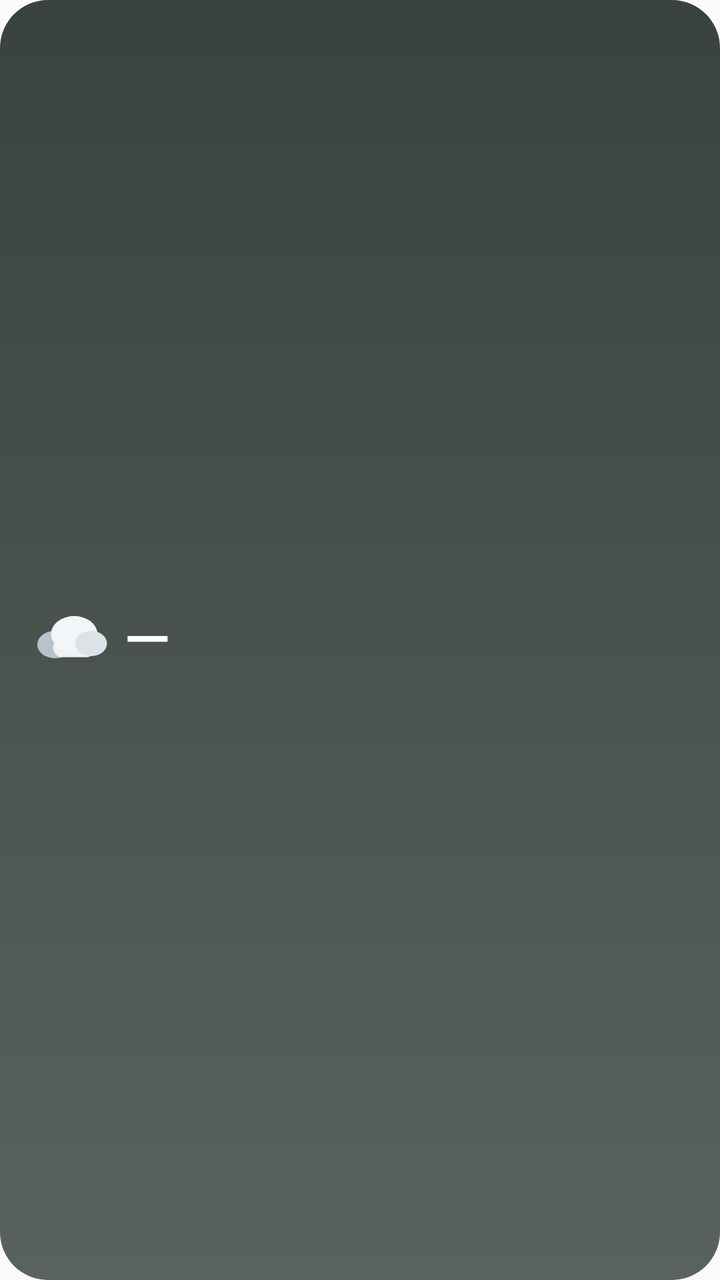
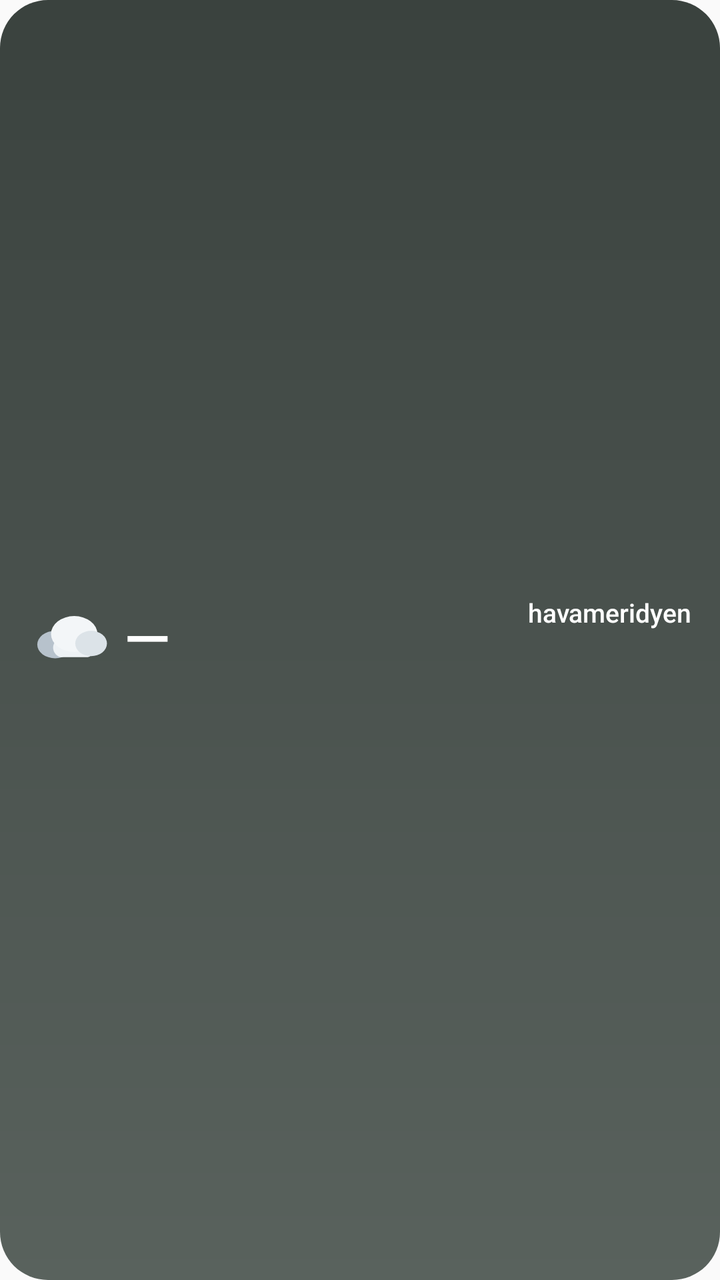

Screens rendered from an Android XML layout before and after an edit, with the pre-edit source and the edit as a unified diff.
<!-- AndroidManifest.xml: application theme AppTheme -->
<!-- res/layout/hm_widget_ince.xml -->
<?xml version="1.0" encoding="utf-8"?>
<LinearLayout xmlns:android="http://schemas.android.com/apk/res/android"
    android:id="@+id/w_root"
    android:layout_width="match_parent"
    android:layout_height="match_parent"
    android:background="@drawable/wsky_nodata"
    android:orientation="horizontal"
    android:paddingStart="16dp"
    android:paddingTop="8dp"
    android:paddingEnd="14dp"
    android:paddingBottom="8dp"
    android:gravity="center_vertical">

    <ImageView
        android:id="@+id/w_icon"
        android:layout_width="38dp"
        android:layout_height="38dp"
        android:importantForAccessibility="no"
        android:scaleType="fitCenter"
        android:src="@drawable/wx_cloud" />

    <TextView
        android:id="@+id/w_temp"
        android:layout_width="wrap_content"
        android:layout_height="wrap_content"
        android:layout_marginStart="8dp"
        android:fontFamily="sans-serif-medium"
        android:includeFontPadding="false"
        android:maxLines="1"
        android:text="—"
        android:textColor="@color/hm_w_text"
        android:textSize="30dp" />

    <LinearLayout
        android:layout_width="0dp"
        android:layout_height="wrap_content"
        android:layout_marginStart="10dp"
        android:layout_weight="1"
        android:orientation="vertical">

        <LinearLayout
            android:layout_width="match_parent"
            android:layout_height="wrap_content"
            android:gravity="center_vertical"
            android:orientation="horizontal">

            <TextView
                android:id="@+id/w_cond"
                android:layout_width="0dp"
                android:layout_weight="1"
                android:layout_height="wrap_content"
                android:ellipsize="end"
                android:fontFamily="sans-serif-medium"
                android:maxLines="1"
                android:textColor="@color/hm_w_text"
                android:textSize="13dp" />

            <TextView
                android:id="@+id/w_p"
                android:layout_width="wrap_content"
                android:layout_height="wrap_content"
                android:layout_marginStart="6dp"
                android:fontFamily="sans-serif-medium"
                android:maxLines="1"
                android:textColor="@color/hm_w_rain"
                android:textSize="11dp" />
        </LinearLayout>

        <TextView
            android:id="@+id/w_minmax"
            android:layout_width="match_parent"
            android:layout_height="wrap_content"
            android:ellipsize="end"
            android:maxLines="1"
            android:textColor="@color/hm_w_soft"
            android:textSize="12dp" />
    </LinearLayout>

    <ImageView
        android:id="@+id/w_dot"
        android:layout_width="7dp"
        android:layout_height="7dp"
        android:importantForAccessibility="no"
        android:src="@drawable/w_dot"
        android:layout_marginStart="8dp"
    android:visibility="gone" />

    <TextView
        android:id="@+id/w_agree"
        android:layout_width="wrap_content"
        android:layout_height="wrap_content"
        android:layout_marginStart="4dp"
        android:maxLines="1"
        android:textColor="@color/hm_w_soft"
        android:textSize="11dp" />
</LinearLayout>
<!-- resources referenced by this layout -->
<resources>
  <color name="hm_w_rain">#FFE0EEFF</color>
  <color name="hm_w_soft">#D9FFFFFF</color>
  <color name="hm_w_text">#FFFFFFFF</color>
  <!-- drawable w_dot (drawable) -->
  <?xml version="1.0" encoding="utf-8"?>
  <shape xmlns:android="http://schemas.android.com/apk/res/android"
      android:shape="oval">
      <solid android:color="#FFFFFFFF" />
      <size
          android:width="7dp"
          android:height="7dp" />
  </shape>
  <!-- drawable wsky_nodata (drawable) -->
  <?xml version="1.0" encoding="utf-8"?>
  <shape xmlns:android="http://schemas.android.com/apk/res/android"
      android:shape="rectangle">
      <corners android:radius="@dimen/hm_widget_radius" />
      <gradient
          android:angle="270"
          android:startColor="#3A423E"
          android:centerColor="#4A524E"
          android:endColor="#59625D"
          android:type="linear" />
  </shape>
  <!-- drawable wx_cloud (drawable) -->
  <?xml version="1.0" encoding="utf-8"?>
  <vector xmlns:android="http://schemas.android.com/apk/res/android"
      android:width="36dp"
      android:height="30dp"
      android:viewportWidth="36"
      android:viewportHeight="30">
      <group
          android:translateX="-4"
          android:translateY="-2">
          <path
              android:fillColor="#B7C2CC"
              android:pathData="M6.5,19 a8.5,6.5 0 1,0 17,0 a8.5,6.5 0 1,0 -17,0 Z" />
          <path
              android:fillColor="#EEF2F5"
              android:pathData="M18.5,16 h11 a4.5,4.5 0 0,1 4.5,4.5 v0 a4.5,4.5 0 0,1 -4.5,4.5 h-11 a4.5,4.5 0 0,1 -4.5,-4.5 v0 a4.5,4.5 0 0,1 4.5,-4.5 Z" />
          <path
              android:fillColor="#F3F6F8"
              android:pathData="M13,14 a11,8.5 0 1,0 22,0 a11,8.5 0 1,0 -22,0 Z" />
          <path
              android:fillColor="#DCE3E8"
              android:pathData="M24.5,18.5 a7.5,6 0 1,0 15,0 a7.5,6 0 1,0 -15,0 Z" />
      </group>
  </vector>
  <style name="AppTheme" parent="Theme.AppCompat.Light.DarkActionBar">
          
          <item name="colorPrimary">@color/colorPrimary</item>
          <item name="colorPrimaryDark">@color/colorPrimaryDark</item>
          <item name="colorAccent">@color/colorAccent</item>
      </style>
  <dimen name="hm_widget_radius">24dp</dimen>
</resources>

<!-- the commit's change to res/layout/hm_widget_ince.xml (unified diff, before → after) -->
@@ -4,12 +4,12 @@
     android:layout_width="match_parent"
     android:layout_height="match_parent"
     android:background="@drawable/wsky_nodata"
+    android:gravity="center_vertical"
     android:orientation="horizontal"
     android:paddingStart="16dp"
     android:paddingTop="8dp"
     android:paddingEnd="14dp"
-    android:paddingBottom="8dp"
-    android:gravity="center_vertical">
+    android:paddingBottom="8dp">
 
     <ImageView
         android:id="@+id/w_icon"
@@ -34,8 +34,8 @@
     <LinearLayout
         android:layout_width="0dp"
         android:layout_height="wrap_content"
+        android:layout_weight="1"
         android:layout_marginStart="10dp"
-        android:layout_weight="1"
         android:orientation="vertical">
 
         <LinearLayout
@@ -47,10 +47,11 @@
             <TextView
                 android:id="@+id/w_cond"
                 android:layout_width="0dp"
+                android:layout_height="wrap_content"
                 android:layout_weight="1"
-                android:layout_height="wrap_content"
                 android:ellipsize="end"
                 android:fontFamily="sans-serif-medium"
+                android:includeFontPadding="false"
                 android:maxLines="1"
                 android:textColor="@color/hm_w_text"
                 android:textSize="13dp" />
@@ -61,6 +62,7 @@
                 android:layout_height="wrap_content"
                 android:layout_marginStart="6dp"
                 android:fontFamily="sans-serif-medium"
+                android:includeFontPadding="false"
                 android:maxLines="1"
                 android:textColor="@color/hm_w_rain"
                 android:textSize="11dp" />
@@ -70,27 +72,64 @@
             android:id="@+id/w_minmax"
             android:layout_width="match_parent"
             android:layout_height="wrap_content"
+            android:layout_marginTop="3dp"
+            android:shadowColor="@color/hm_w_halo"
+            android:shadowDx="0"
+            android:shadowDy="0"
+            android:shadowRadius="7"
             android:ellipsize="end"
+            android:fontFamily="sans-serif-medium"
+            android:includeFontPadding="false"
             android:maxLines="1"
             android:textColor="@color/hm_w_soft"
-            android:textSize="12dp" />
+            android:textSize="13dp" />
     </LinearLayout>
 
-    <ImageView
-        android:id="@+id/w_dot"
-        android:layout_width="7dp"
-        android:layout_height="7dp"
-        android:importantForAccessibility="no"
-        android:src="@drawable/w_dot"
-        android:layout_marginStart="8dp"
-    android:visibility="gone" />
-
-    <TextView
-        android:id="@+id/w_agree"
+    <LinearLayout
         android:layout_width="wrap_content"
         android:layout_height="wrap_content"
-        android:layout_marginStart="4dp"
-        android:maxLines="1"
-        android:textColor="@color/hm_w_soft"
-        android:textSize="11dp" />
+        android:layout_marginStart="8dp"
+        android:gravity="end"
+        android:orientation="vertical">
+
+        <TextView
+            android:id="@+id/w_place"
+            android:layout_width="wrap_content"
+            android:layout_height="wrap_content"
+            android:maxWidth="110dp"
+            android:ellipsize="end"
+            android:fontFamily="sans-serif-medium"
+            android:includeFontPadding="false"
+            android:maxLines="1"
+            android:text="@string/app_name"
+            android:textColor="@color/hm_w_text"
+            android:textSize="13dp" />
+
+        <TextView
+            android:id="@+id/w_time"
+            android:layout_width="wrap_content"
+            android:layout_height="wrap_content"
+            android:layout_marginTop="2dp"
+            android:includeFontPadding="false"
+            android:maxLines="1"
+            android:textColor="@color/hm_w_faint"
+            android:textSize="10dp" />
+
+        <FrameLayout
+            android:id="@+id/w_bar"
+            android:layout_width="30dp"
+            android:layout_height="6dp"
+            android:layout_marginTop="6dp"
+            android:background="@drawable/w_bar_bg"
+            android:visibility="invisible">
+
+            <ImageView
+                android:id="@+id/w_barc"
+                android:layout_width="26dp"
+                android:layout_height="2dp"
+                android:layout_gravity="center"
+                android:importantForAccessibility="no"
+                android:src="@drawable/w_bar" />
+        </FrameLayout>
+    </LinearLayout>
 </LinearLayout>
<!-- resource entries referenced after the edit -->
@@ -1,16 +1,26 @@
 <!-- resources referenced by this layout -->
 <resources>
+  <color name="hm_w_faint">#B3FFFFFF</color>
+  <color name="hm_w_halo">#D9000000</color>
   <color name="hm_w_rain">#FFE0EEFF</color>
   <color name="hm_w_soft">#D9FFFFFF</color>
   <color name="hm_w_text">#FFFFFFFF</color>
-  <!-- drawable w_dot (drawable) -->
+  <!-- drawable w_bar (drawable) -->
   <?xml version="1.0" encoding="utf-8"?>
   <shape xmlns:android="http://schemas.android.com/apk/res/android"
-      android:shape="oval">
+      android:shape="rectangle">
+      <corners android:radius="2dp" />
       <solid android:color="#FFFFFFFF" />
       <size
-          android:width="7dp"
-          android:height="7dp" />
+          android:width="28dp"
+          android:height="3dp" />
+  </shape>
+  <!-- drawable w_bar_bg (drawable) -->
+  <?xml version="1.0" encoding="utf-8"?>
+  <shape xmlns:android="http://schemas.android.com/apk/res/android"
+      android:shape="rectangle">
+      <corners android:radius="3.5dp" />
+      <solid android:color="#59000000" />
   </shape>
   <!-- drawable wsky_nodata (drawable) -->
   <?xml version="1.0" encoding="utf-8"?>
@@ -48,6 +58,7 @@
               android:pathData="M24.5,18.5 a7.5,6 0 1,0 15,0 a7.5,6 0 1,0 -15,0 Z" />
       </group>
   </vector>
+  <string name="app_name">havameridyen</string>
   <style name="AppTheme" parent="Theme.AppCompat.Light.DarkActionBar">
           
           <item name="colorPrimary">@color/colorPrimary</item>
